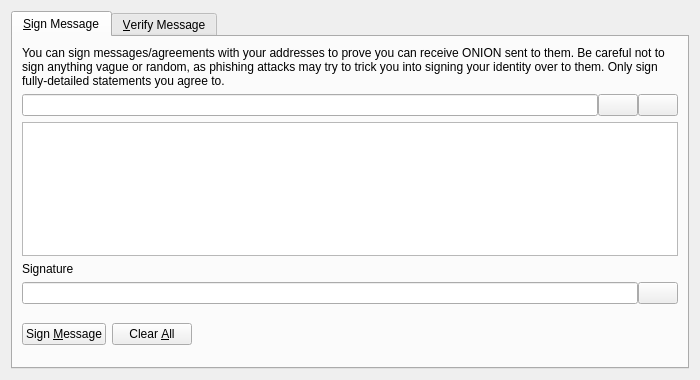
First picture: the form in src/qt/forms/signverifymessagedialog.ui, repository deeponion/deeponion, before the edit.
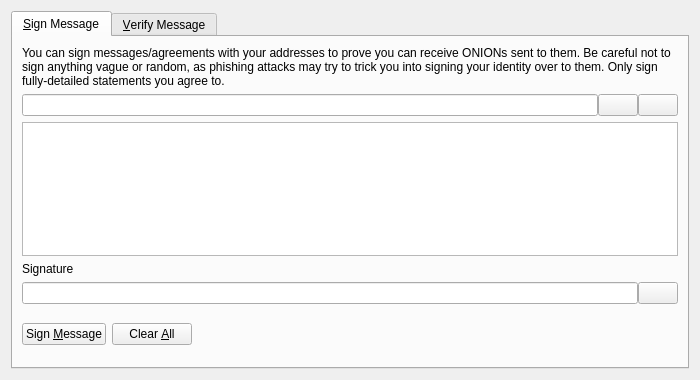
Second picture: the form after the edit. Icons and pictures are not drawn. Custom widgets are drawn as their Qt base class.

Commit message: updated some names to DeepOnion and ONION

The edit to the form file:
```diff
--- a/src/qt/forms/signverifymessagedialog.ui
+++ b/src/qt/forms/signverifymessagedialog.ui
@@ -30,7 +30,7 @@
        <item>
         <widget class="QLabel" name="infoLabel_SM">
          <property name="text">
-          <string>You can sign messages/agreements with your addresses to prove you can receive ONION sent to them. Be careful not to sign anything vague or random, as phishing attacks may try to trick you into signing your identity over to them. Only sign fully-detailed statements you agree to.</string>
+          <string>You can sign messages/agreements with your addresses to prove you can receive ONIONs sent to them. Be careful not to sign anything vague or random, as phishing attacks may try to trick you into signing your identity over to them. Only sign fully-detailed statements you agree to.</string>
          </property>
          <property name="textFormat">
           <enum>Qt::PlainText</enum>
```
Left out of the diff: 8 changed lines with no effect on the pictures. The commit also changes 107 other files.
